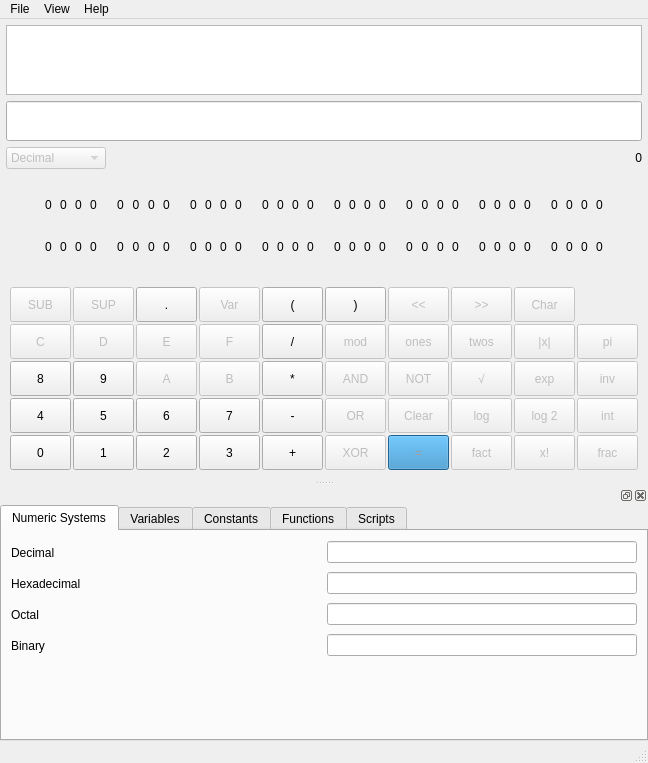
The window that src/forms/mainwindow.ui (vetux/qcalculator) describes before a commit, drawn with Qt 5.
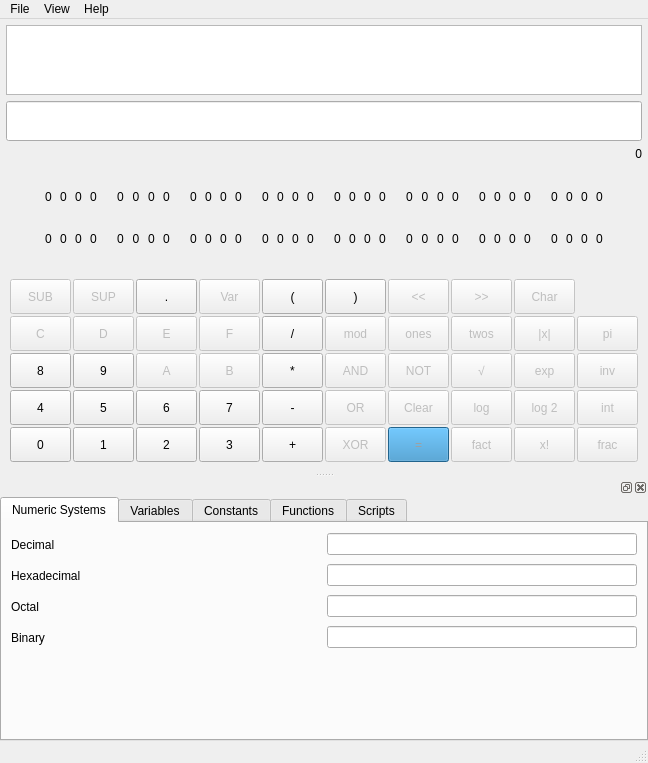
The same window after the commit.

Commit message: Rename bit toggle action, Remove literal parsing mode combo box

Patch:
```diff
--- a/src/forms/mainwindow.ui
+++ b/src/forms/mainwindow.ui
@@ -78,51 +78,6 @@
          </item>
          <item>
           <layout class="QHBoxLayout" name="horizontalLayout_12">
-           <item>
-            <widget class="QComboBox" name="comboBox">
-             <property name="enabled">
-              <bool>false</bool>
-             </property>
-             <property name="sizePolicy">
-              <sizepolicy hsizetype="Preferred" vsizetype="Fixed">
-               <horstretch>0</horstretch>
-               <verstretch>0</verstretch>
-              </sizepolicy>
-             </property>
-             <property name="minimumSize">
-              <size>
-               <width>0</width>
-               <height>0</height>
-              </size>
-             </property>
-             <property name="maximumSize">
-              <size>
-               <width>100</width>
-               <height>16777215</height>
-              </size>
-             </property>
-             <item>
-              <property name="text">
-               <string>Decimal</string>
-              </property>
-             </item>
-             <item>
-              <property name="text">
-               <string>Hexadecimal</string>
-              </property>
-             </item>
-             <item>
-              <property name="text">
-               <string>Octal</string>
-              </property>
-             </item>
-             <item>
-              <property name="text">
-               <string>Binary</string>
-              </property>
-             </item>
-            </widget>
-           </item>
            <item>
             <widget class="QLabel" name="label_lastResult">
              <property name="sizePolicy">
```
Left out of the diff: 6 changed lines with no effect on the pictures. The commit also changes 1 other file.
